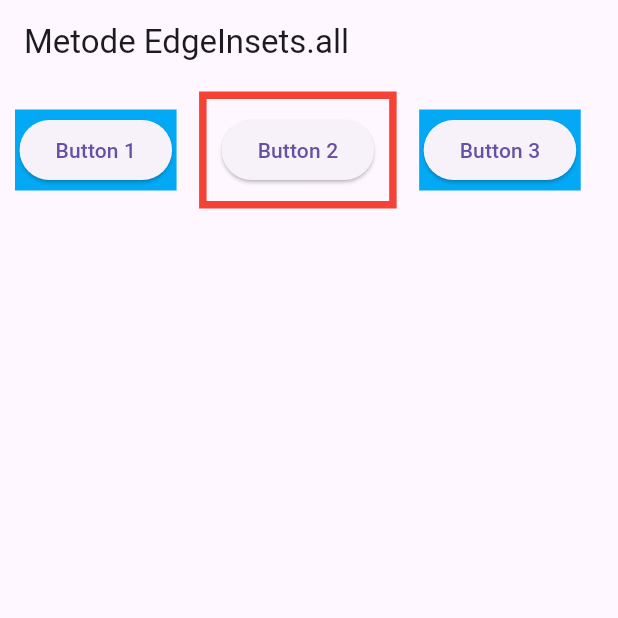
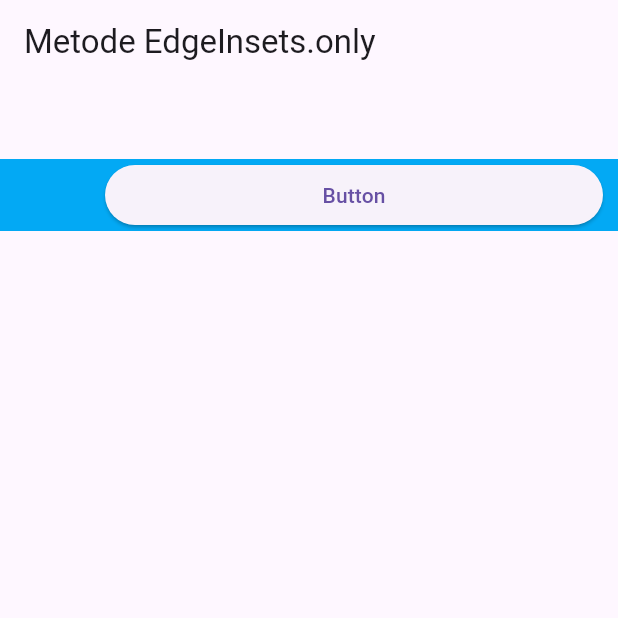
Before and after one commit to FransZalukhu/P07, a Flutter app: the screen it shows after launch, on a phone screen of 412 x 824 dp, the top half of it. Run offline on Flutter 3.47's test engine with Material 3 defaults, Android fonts, the phone set to English and light mode, and no system bars.

Commit message:
EdgeInsets.only

```diff
--- a/lib/main.dart
+++ b/lib/main.dart
@@ -3,8 +3,6 @@ import 'package:flutter/material.dart';
 void main() => runApp(MyApp());
 
 class MyApp extends StatelessWidget {
-  const MyApp({super.key});
-
   @override
   Widget build(BuildContext context) {
     return MaterialApp(
@@ -19,46 +17,28 @@ class MyApp extends StatelessWidget {
 }
 
 class Home extends StatelessWidget {
-  const Home({super.key});
-
   @override
   Widget build(BuildContext context) {
     return Scaffold(
       appBar: AppBar(
-        title: Text('Metode EdgeInsets.all'),
+        title: Text('Metode EdgeInsets.only'),
       ),
       body: Row(
         children: <Widget>[
-          Container(
-            color: Colors.lightBlue,
-            margin: const EdgeInsets.all(10.0),
-            padding: const EdgeInsets.all(3.0),
-            child: ElevatedButton(
-              child: Text('Button 1'),
-              onPressed: () {},
-            ),
-          ),
-          Container(
-            margin: const EdgeInsets.all(5.0),
-            padding: const EdgeInsets.all(10.0),
-            decoration: BoxDecoration(
-              border: Border.all(
-                width: 5.0,
-                color: Colors.red,
+          Expanded(
+            child: Container(
+              color: Colors.lightBlue,
+              margin: const EdgeInsets.only(
+                top: 50.0,
               ),
-            ),
-            child: ElevatedButton(
-              child: Text('Button 2'),
-              onPressed: () {},
-            ),
-          ),
-          Container(
-            color: Colors.lightBlue,
-            margin: const EdgeInsets.all(10.0),
-            padding: const EdgeInsets.all(3.0),
-            child: ElevatedButton(
-              child: Text('Button 3'),
-              onPressed: () {},
+              padding: const EdgeInsets.only(
+                left: 70.0,
+                right: 10.0,
+              ),
+              child: ElevatedButton(
+                child: Text('Button'),
+                onPressed: () {},
+              ),
             ),
           ),
         ],
```
